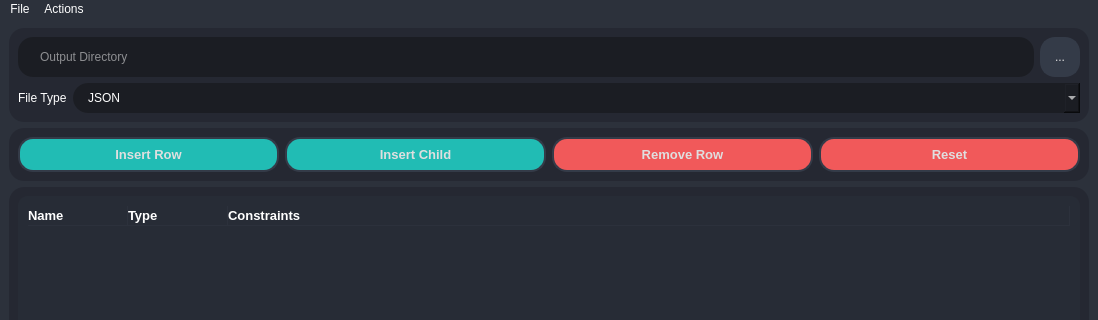
Above: src/GUI/forms/mainwindow.ui from islamwagih/Class-Generator before the change; both pictures show x 0 to 1098 and y 0 to 320 of the 1098 by 656 pixel window. Below: the same form after it.
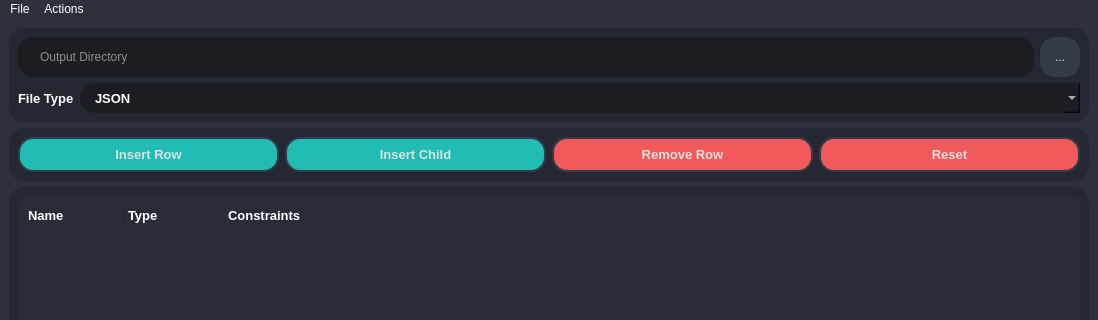
That is the form after the change. Icons and pictures are not drawn.

Commit message: hover in red buttons

Diff of the .ui file:
```diff
--- a/src/GUI/forms/mainwindow.ui
+++ b/src/GUI/forms/mainwindow.ui
@@ -149,6 +149,12 @@
         <layout class="QHBoxLayout" name="horizontalLayout_2">
          <item>
           <widget class="QLabel" name="label">
+           <property name="font">
+            <font>
+             <pointsize>10</pointsize>
+             <bold>true</bold>
+            </font>
+           </property>
            <property name="styleSheet">
             <string notr="true">color: #FFF;</string>
            </property>
@@ -165,6 +171,12 @@
              <verstretch>0</verstretch>
             </sizepolicy>
            </property>
+           <property name="font">
+            <font>
+             <pointsize>10</pointsize>
+             <bold>true</bold>
+            </font>
+           </property>
            <property name="styleSheet">
             <string notr="true">QComboBox{
 	background-color:rgb(27, 29, 35);
```
Left out of the diff: 10 changed lines with no effect on the pictures. The commit also changes 1 other file.
